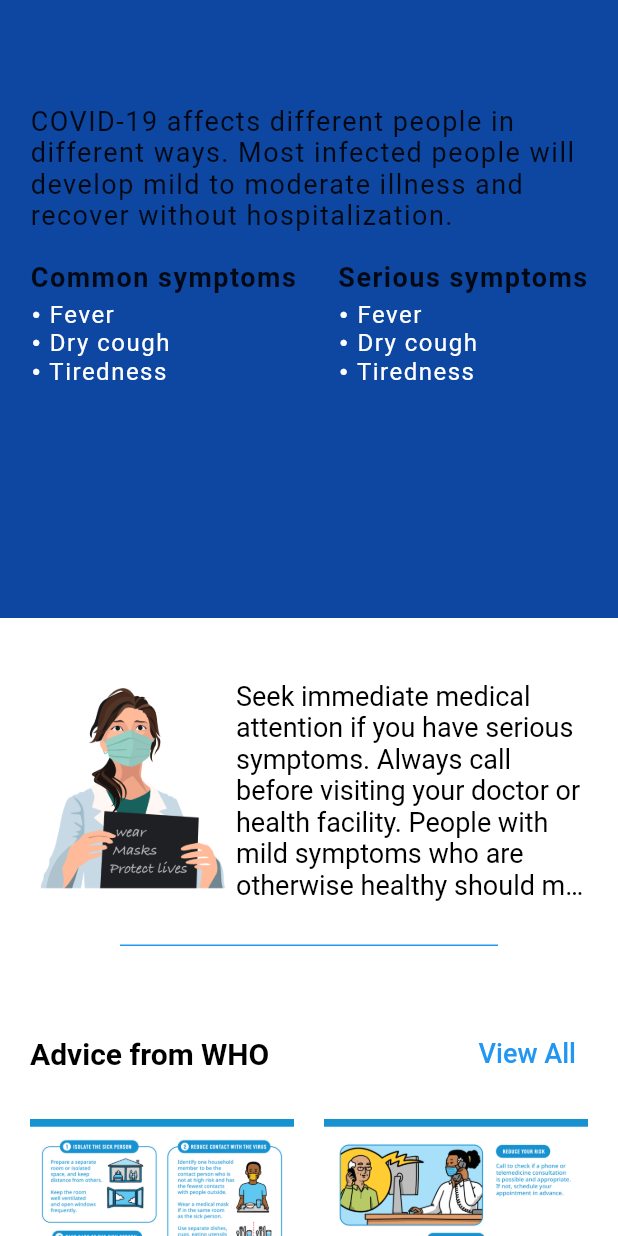
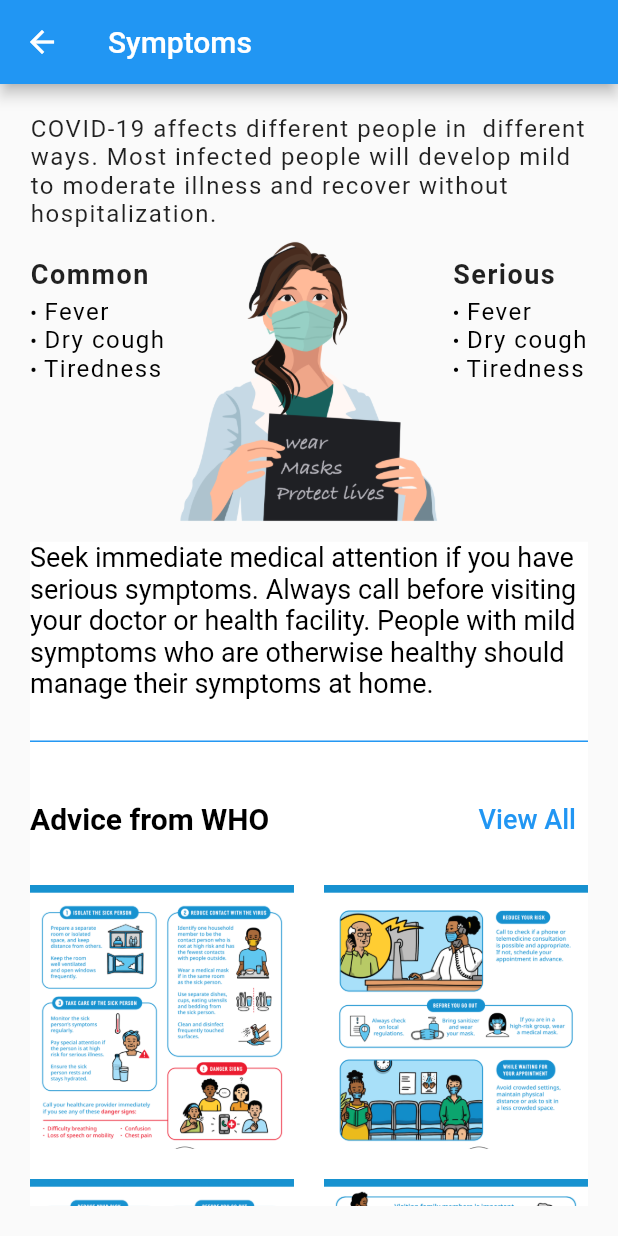
Before and after one commit to rragnarsd/covid_mobile_app, a Flutter app: the SymptomsScreen screen opened directly, on a phone screen of 412 x 824 dp. Run offline on Flutter 3.47's test engine with Material 2 defaults, Android fonts, the phone set to English and light mode, and no system bars; our stand-ins replace font_awesome_flutter.

Commit message:
prevention and symptoms screen

```diff
--- a/lib/screens/prevention_screen.dart
+++ b/lib/screens/prevention_screen.dart
@@ -10,17 +10,14 @@ class PreventionScreen extends StatelessWidget {
   Widget build(BuildContext context) {
     return Scaffold(
       appBar: AppBar(
-        title: Text(
+        title: const Text(
           'Prevention',
-          style: TextStyle(color: Colors.black),
         ),
-        centerTitle: true,
-        backgroundColor: Colors.transparent,
-        elevation: 0.0,
       ),
       body: SingleChildScrollView(
         child: Column(
           children: [
+
             Row(
               mainAxisAlignment: MainAxisAlignment.center,
               children: [
@@ -34,7 +31,8 @@ class PreventionScreen extends StatelessWidget {
                             hedText: 'Avoid contact with sick people',
                             subText:
                                 'Maintain at least a 1-metre distance between other people. Maintain an even greater distance between yourself and others when indoors. The further away, the better.',
-                            icon: Icons.sick),
+                            icon: Icons.sick,
+                        ),
                         ExpansionTileList(
                           hedText: 'Wash your hands with soap',
                           subText:
--- a/lib/screens/symptoms_screen.dart
+++ b/lib/screens/symptoms_screen.dart
@@ -8,27 +8,25 @@ class SymptomsScreen extends StatelessWidget {
   @override
   Widget build(BuildContext context) {
     return Scaffold(
-      body: Column(
-        children: [
-          Expanded(
-            child: Container(
-              color: Colors.blue.shade900,
-              child: Row(
-                mainAxisAlignment: MainAxisAlignment.center,
+      appBar: AppBar(
+        title: Text('Symptoms'),
+      ),
+        body: Padding(
+          padding: const EdgeInsets.all(20.0),
+          child: Column(
             children: [
           SizedBox(
             width: MediaQuery.of(context).size.width / 1.0,
-                    child: Padding(
-                      padding: const EdgeInsets.symmetric(vertical: 20.0, horizontal: 20.0),
             child: Column(
               children: [
-                          const Padding(
-                            padding: EdgeInsets.only(top: 50.0),
-                            child: Text(
-                              'COVID-19 affects different people in different ways. Most infected people will develop mild to moderate illness and recover without hospitalization.',
-                              textAlign: TextAlign.left,
-                              style:
-                                  TextStyle(fontSize: 18.0, letterSpacing: 1.0),
+      /*          const SizedBox(
+                  height: 60.0,
+                ),*/
+                const Text(
+                  'COVID-19 affects different people in  different ways. Most infected people will develop mild to moderate illness and recover without hospitalization.',
+                  style: TextStyle(
+                      fontSize: 16.0,
+                      letterSpacing: 1.0,
                   ),
                 ),
                 Row(
@@ -42,7 +40,7 @@ class SymptomsScreen extends StatelessWidget {
                           height: 20.0,
                         ),
                         const Text(
-                                    'Common symptoms',
+                          'Common',
                           style: TextStyle(
                             fontSize: 18.0,
                             fontWeight: FontWeight.w600,
@@ -55,25 +53,30 @@ class SymptomsScreen extends StatelessWidget {
                         RichText(
                           text: TextSpan(children: [
                             TextSpan(
-                                          text: String.fromCharCode(0x2022),
+                                text: String.fromCharCode(0x2022), style: TextStyle(color: Colors.black,),
                                 children: const [
                                   TextSpan(
                                     text: ' Fever' '\n',
                                     style: TextStyle(
                                       fontSize: 16.0,
-                                                    letterSpacing: 1.0)),
+                                      letterSpacing: 1.0,
+                                      color: Colors.black,
+                                    ),
+                                  ),
                                 ]),
                             TextSpan(
-                                          text: String.fromCharCode(0x2022),
+                                text: String.fromCharCode(0x2022), style: TextStyle(color: Colors.black,),
                                 children: const [
                                   TextSpan(
                                     text: ' Dry cough' '\n',
                                     style: TextStyle(
                                       fontSize: 16.0,
-                                                    letterSpacing: 1.0)),
+                                      letterSpacing: 1.0,
+                                    ),
+                                  ),
                                 ]),
                             TextSpan(
-                                          text: String.fromCharCode(0x2022),
+                                text: String.fromCharCode(0x2022), style: TextStyle(color: Colors.black,),
                                 children: const [
                                   TextSpan(
                                     text: ' Tiredness' '\n',
@@ -87,6 +90,7 @@ class SymptomsScreen extends StatelessWidget {
                         )
                       ],
                     ),
+                      Expanded(child: Image.asset('assets/vector/medicalstaff.png')),
                       Column(
                       crossAxisAlignment: CrossAxisAlignment.start,
                       children: [
@@ -94,7 +98,7 @@ class SymptomsScreen extends StatelessWidget {
                           height: 20.0,
                         ),
                         const Text(
-                                    'Serious symptoms',
+                          'Serious',
                           style: TextStyle(
                             fontSize: 18.0,
                             fontWeight: FontWeight.w600,
@@ -107,7 +111,7 @@ class SymptomsScreen extends StatelessWidget {
                         RichText(
                           text: TextSpan(children: [
                             TextSpan(
-                                          text: String.fromCharCode(0x2022),
+                                text: String.fromCharCode(0x2022), style: TextStyle(color: Colors.black,),
                                 children: const [
                                   TextSpan(
                                     text: ' Fever' '\n',
@@ -118,7 +122,7 @@ class SymptomsScreen extends StatelessWidget {
                                   ),
                                 ]),
                             TextSpan(
-                                          text: String.fromCharCode(0x2022),
+                                text: String.fromCharCode(0x2022), style: TextStyle(color: Colors.black,),
                                 children: const [
                                   TextSpan(
                                     text: ' Dry cough' '\n',
@@ -129,7 +133,7 @@ class SymptomsScreen extends StatelessWidget {
                                   ),
                                 ]),
                             TextSpan(
-                                          text: String.fromCharCode(0x2022),
+                                text: String.fromCharCode(0x2022), style: TextStyle(color: Colors.black,),
                                 children: const [
                                   TextSpan(
                                     text: ' Tiredness' '\n',
@@ -148,36 +152,23 @@ class SymptomsScreen extends StatelessWidget {
               ],
             ),
           ),
-                  ),
-                ],
-              ),
-            ),
-          ),
           Expanded(
             child: Container(
               color: Colors.white,
               child: SizedBox(
                 child: SingleChildScrollView(
-                  child: Padding(
-                    padding: const EdgeInsets.symmetric(vertical: 20.0, horizontal: 20.0),
                   child: Column(
                     children: [
-                        const SizedBox(
-                          height: 20.0,
-                        ),
                       Row(
-                          children: [
-                            Image.asset(
-                              'assets/vector/medicalstaff.png',
-                              width: MediaQuery.of(context).size.width / 3.0,
-                            ),
-                            const Expanded(
+                        children: const [
+                          Expanded(
                             child: Text(
                               'Seek immediate medical attention if you have serious symptoms. Always call before visiting your doctor or health facility. People with mild symptoms who are otherwise healthy should manage their symptoms at home.',
                               overflow: TextOverflow.ellipsis,
                               maxLines: 7,
                               style: TextStyle(
-                                    fontSize: 18.0, color: Colors.black),
+                                  fontSize: 18.0, color: Colors.black,
+                              ),
                             ),
                           ),
                         ],
@@ -185,13 +176,9 @@ class SymptomsScreen extends StatelessWidget {
                       const SizedBox(
                         height: 20.0,
                       ),
-                        const Padding(
-                          padding: const EdgeInsets.symmetric(horizontal: 60.0),
-                          child:
                       const Divider(color: Colors.blue, thickness: 1.0),
-                        ),
                       const SizedBox(
-                          height: 40.0,
+                        height: 20.0,
                       ),
                       Column(children: [
                         Row(
@@ -227,8 +214,8 @@ class SymptomsScreen extends StatelessWidget {
               ),
             ),
           ),
+            ],
       ),
-        ],
         ),
     );
   }
```
Lines whose indentation alone changed are shown as unchanged.
